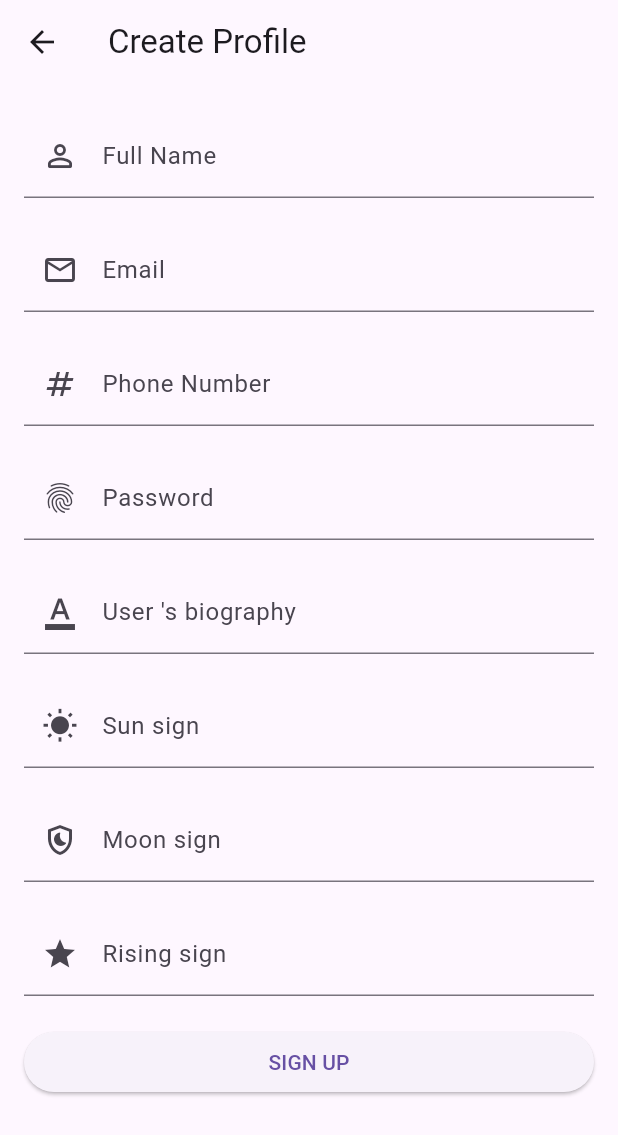
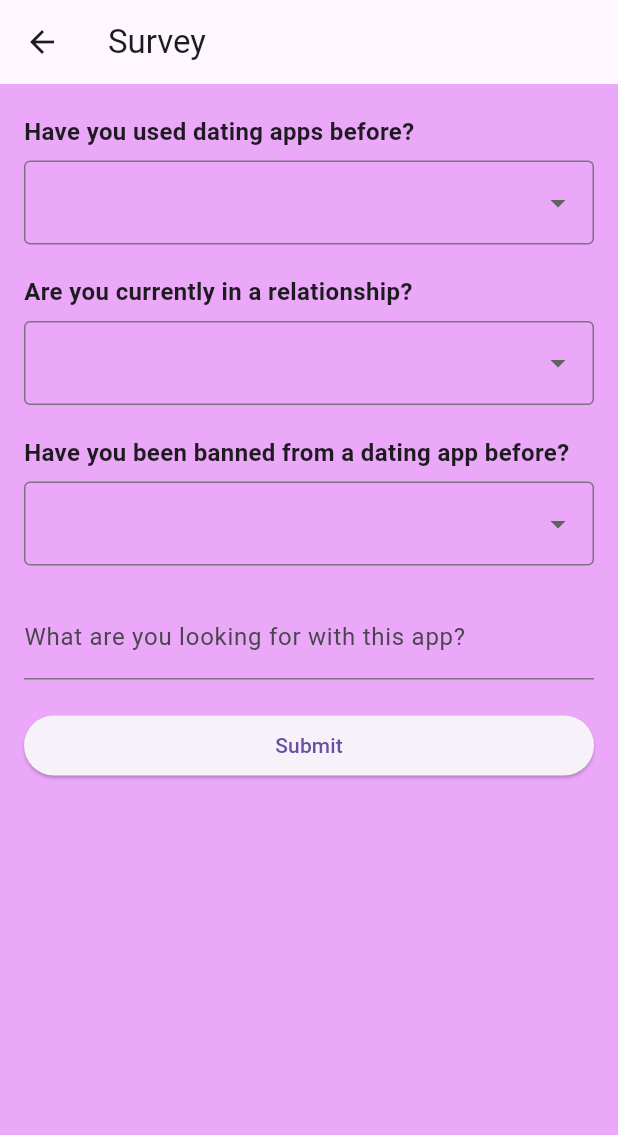
Before and after one commit to daisychennn/ascendant, a Flutter app: the SignUpFormWidget screen opened directly, after a tap on "SIGN UP", on a phone screen of 412 x 824 dp. Shown: the top 1135 px of the screen. Run offline on Flutter 3.47's test engine with Material 3 defaults, Android fonts, the phone set to English and light mode, and no system bars; our stand-ins replace cached_network_image, faker, get, google_fonts, jiffy; accounts and stored records are empty.

Commit message:
Added survey view

```diff
--- a/lib/view/create_profile_view.dart
+++ b/lib/view/create_profile_view.dart
@@ -1,4 +1,6 @@
 import 'package:flutter/material.dart';
+import 'package:ascendant/view/survey_view.dart';
+import 'package:get/get.dart';
 
 class SignUpFormWidget extends StatelessWidget {
   const SignUpFormWidget({Key? key}) : super(key: key);
@@ -6,6 +8,7 @@ class SignUpFormWidget extends StatelessWidget {
   @override
   Widget build(BuildContext context) {
     return Scaffold( // Wrap in Scaffold
+      backgroundColor: const Color.fromRGBO(235, 168, 248, 1.0),
       appBar: AppBar(
         title: const Text('Create Profile'),
       ),
@@ -74,7 +77,7 @@ class SignUpFormWidget extends StatelessWidget {
               SizedBox(
                 width: double.infinity,
                 child: ElevatedButton(
-                  onPressed: () {},
+                  onPressed: () => Get.to(() => Survey()),
                   child: const Text('SIGN UP'),
                 ),
               ),
--- a/lib/view/login_view.dart
+++ b/lib/view/login_view.dart
@@ -12,7 +12,8 @@ class LoginPage extends StatelessWidget {
   @override
   Widget build(BuildContext context) {
     return Scaffold(
-      backgroundColor: Colors.grey.shade200,
+      backgroundColor: const Color.fromRGBO(235, 168, 248, 1.0),
+      // backgroundColor: Colors.grey.shade200,
       body: SafeArea(
         child: Center(
           child: Column(
--- /dev/null
+++ b/lib/view/survey_view.dart
@@ -0,0 +1,80 @@
+import 'package:flutter/material.dart';
+
+class Survey extends StatelessWidget {
+  const Survey({Key? key}) : super(key: key);
+
+  @override
+  Widget build(BuildContext context) {
+    return Scaffold(
+      backgroundColor: const Color.fromRGBO(235, 168, 248, 1.0),
+      appBar: AppBar(
+        title: const Text('Survey'),
+      ),
+      body: Padding(
+        padding: const EdgeInsets.symmetric(vertical: 20, horizontal: 16),
+        child: Form(
+          child: Column(
+            crossAxisAlignment: CrossAxisAlignment.start,
+            children: [
+              _buildDropdownQuestion(
+                question: 'Have you used dating apps before?',
+              ),
+              const SizedBox(height: 20),
+              _buildDropdownQuestion(
+                question: 'Are you currently in a relationship?',
+              ),
+              const SizedBox(height: 20),
+              _buildDropdownQuestion(
+                question: 'Have you been banned from a dating app before?',
+              ),
+              const SizedBox(height: 20),
+              TextFormField(
+                decoration: const InputDecoration(
+                  labelText: 'What are you looking for with this app?',
+                ),
+              ),
+              const SizedBox(height: 20),
+              SizedBox(
+                width: double.infinity,
+                child: ElevatedButton(
+                  onPressed: () {
+                    // Add your form submission logic here
+                  },
+                  child: const Text('Submit'),
+                ),
+              ),
+            ],
+          ),
+        ),
+      ),
+    );
+  }
+
+  // Widget for dropdown question
+  Widget _buildDropdownQuestion({required String question}) {
+    return Column(
+      crossAxisAlignment: CrossAxisAlignment.start,
+      children: [
+        Text(
+          question,
+          style: const TextStyle(fontSize: 16, fontWeight: FontWeight.bold),
+        ),
+        const SizedBox(height: 8),
+        DropdownButtonFormField<String>(
+          decoration: const InputDecoration(
+            border: OutlineInputBorder(),
+          ),
+          items: const [
+            DropdownMenuItem(value: 'Yes', child: Text('Yes')),
+            DropdownMenuItem(value: 'No', child: Text('No')),
+          ],
+          onChanged: (value) {
+            // Handle dropdown value change
+          },
+          validator: (value) =>
+              value == null ? 'Please select an option' : null,
+        ),
+      ],
+    );
+  }
+}
```
